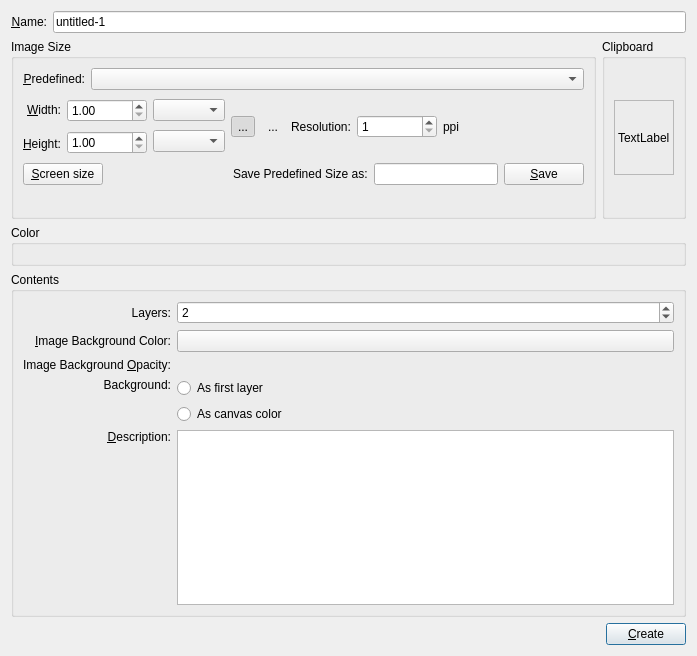
Before: the Qt Designer form libs/ui/forms/wdgnewimage.ui in KDE/krita, drawn with Qt 5.
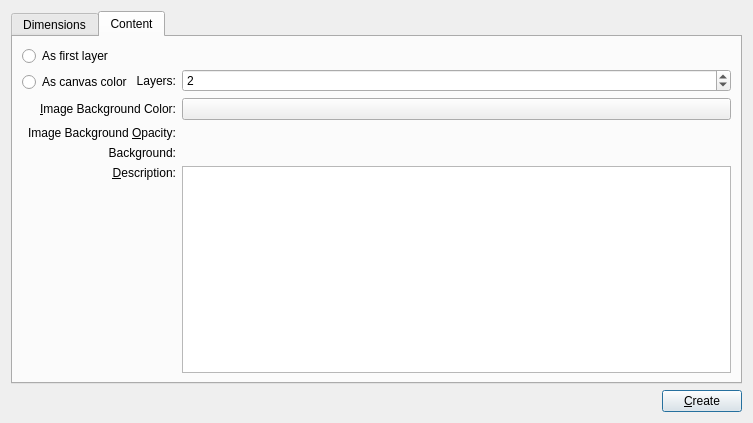
After: the same form once the commit is applied. The open tabs and pages were chosen to show the change. Custom widgets are drawn as their Qt base class.

Commit message:
Make the new image dialog less high by putting the groups in tabs
BUG:360185

The dialog now fits (just) in the the lowest synthetic retina resolution
on my Mac, where Apple warns that "some applications won't fit". Of course,
you can still forget about editing brush presets.

What changed in the file:
```diff
--- a/libs/ui/forms/wdgnewimage.ui
+++ b/libs/ui/forms/wdgnewimage.ui
@@ -6,8 +6,8 @@
    <rect>
     <x>0</x>
     <y>0</y>
-    <width>697</width>
-    <height>656</height>
+    <width>753</width>
+    <height>423</height>
    </rect>
   </property>
   <property name="windowTitle">
@@ -15,6 +15,16 @@
   </property>
   <layout class="QVBoxLayout" name="verticalLayout">
    <item>
+    <widget class="QTabWidget" name="tabWidget">
+     <property name="currentIndex">
+      <number>0</number>
+     </property>
+     <widget class="QWidget" name="tab">
+      <attribute name="title">
+       <string>Dimensions</string>
+      </attribute>
+      <layout class="QGridLayout" name="gridLayout_3">
+       <item row="0" column="0">
     <layout class="QHBoxLayout">
      <item>
       <widget class="QLabel" name="lblName">
@@ -38,7 +48,7 @@
      </item>
     </layout>
    </item>
-   <item>
+       <item row="1" column="0">
     <layout class="QHBoxLayout" name="horizontalLayout_3">
      <item>
       <widget class="QGroupBox" name="grpImage">
@@ -352,7 +362,7 @@
      </item>
     </layout>
    </item>
-   <item>
+       <item row="2" column="0">
     <widget class="QGroupBox" name="grpMode">
      <property name="title">
       <string>Color</string>
@@ -364,66 +374,32 @@
      </layout>
     </widget>
    </item>
-   <item>
-    <widget class="QGroupBox" name="grpContents">
-     <property name="title">
-      <string>Contents</string>
-     </property>
+      </layout>
+     </widget>
+     <widget class="QWidget" name="tab_2">
+      <attribute name="title">
+       <string>Content</string>
+      </attribute>
      <layout class="QGridLayout" name="gridLayout_2">
-      <item row="2" column="0">
-       <widget class="QLabel" name="lblOpacity">
+       <item row="0" column="0" rowspan="2" colspan="2">
+        <layout class="QVBoxLayout" name="verticalLayout_3">
+         <item>
+          <widget class="QRadioButton" name="radioBackgroundAsLayer">
         <property name="text">
-         <string>Image Background &amp;Opacity:</string>
-        </property>
-        <property name="alignment">
-         <set>Qt::AlignRight|Qt::AlignTrailing|Qt::AlignVCenter</set>
-        </property>
-        <property name="buddy">
-         <cstring>sliderOpacity</cstring>
+            <string>As first layer</string>
         </property>
        </widget>
       </item>
-      <item row="2" column="1">
-       <widget class="QFrame" name="opacityPanel">
-        <property name="frameShape">
-         <enum>QFrame::NoFrame</enum>
-        </property>
-        <property name="frameShadow">
-         <enum>QFrame::Plain</enum>
-        </property>
-        <layout class="QHBoxLayout">
-         <property name="leftMargin">
-          <number>0</number>
-         </property>
-         <property name="topMargin">
-          <number>0</number>
-         </property>
-         <property name="rightMargin">
-          <number>0</number>
-         </property>
-         <property name="bottomMargin">
-          <number>0</number>
-         </property>
          <item>
-          <widget class="KisDoubleSliderSpinBox" name="sliderOpacity" native="true"/>
+          <widget class="QRadioButton" name="radioBackgroundAsProjection">
+           <property name="text">
+            <string>As canvas color</string>
+           </property>
+          </widget>
          </item>
         </layout>
-       </widget>
-      </item>
-      <item row="4" column="0">
-       <widget class="QLabel" name="lblDescription">
-        <property name="text">
-         <string>&amp;Description:</string>
-        </property>
-        <property name="alignment">
-         <set>Qt::AlignRight|Qt::AlignTop|Qt::AlignTrailing</set>
-        </property>
-        <property name="buddy">
-         <cstring>txtDescription</cstring>
-        </property>
-       </widget>
-      </item>
-      <item row="0" column="0">
+       </item>
+       <item row="1" column="1">
        <widget class="QLabel" name="label_4">
         <property name="text">
          <string>Layers:</string>
@@ -433,20 +409,7 @@
         </property>
        </widget>
       </item>
-      <item row="1" column="0">
-       <widget class="QLabel" name="lblColor">
-        <property name="text">
-         <string>&amp;Image Background Color:</string>
-        </property>
-        <property name="alignment">
-         <set>Qt::AlignRight|Qt::AlignTrailing|Qt::AlignVCenter</set>
-        </property>
-        <property name="buddy">
-         <cstring>cmbColor</cstring>
-        </property>
-       </widget>
-      </item>
-      <item row="0" column="1">
+       <item row="1" column="2">
        <widget class="QSpinBox" name="intNumLayers">
         <property name="minimumSize">
          <size>
@@ -465,7 +428,20 @@
         </property>
        </widget>
       </item>
-      <item row="1" column="1">
+       <item row="2" column="1">
+        <widget class="QLabel" name="lblColor">
+         <property name="text">
+          <string>&amp;Image Background Color:</string>
+         </property>
+         <property name="alignment">
+          <set>Qt::AlignRight|Qt::AlignTrailing|Qt::AlignVCenter</set>
+         </property>
+         <property name="buddy">
+          <cstring>cmbColor</cstring>
+         </property>
+        </widget>
+       </item>
+       <item row="2" column="2">
        <widget class="KColorButton" name="cmbColor">
         <property name="sizePolicy">
          <sizepolicy hsizetype="Preferred" vsizetype="Fixed">
@@ -498,10 +474,47 @@
         </property>
        </widget>
       </item>
+       <item row="3" column="1">
+        <widget class="QLabel" name="lblOpacity">
+         <property name="text">
+          <string>Image Background &amp;Opacity:</string>
+         </property>
+         <property name="alignment">
+          <set>Qt::AlignRight|Qt::AlignTrailing|Qt::AlignVCenter</set>
+         </property>
+         <property name="buddy">
+          <cstring>sliderOpacity</cstring>
+         </property>
+        </widget>
+       </item>
+       <item row="3" column="2">
+        <widget class="QFrame" name="opacityPanel">
+         <property name="frameShape">
+          <enum>QFrame::NoFrame</enum>
+         </property>
+         <property name="frameShadow">
+          <enum>QFrame::Plain</enum>
+         </property>
+         <layout class="QHBoxLayout" name="_2">
+          <property name="leftMargin">
+           <number>0</number>
+          </property>
+          <property name="topMargin">
+           <number>0</number>
+          </property>
+          <property name="rightMargin">
+           <number>0</number>
+          </property>
+          <property name="bottomMargin">
+           <number>0</number>
+          </property>
+          <item>
+           <widget class="KisDoubleSliderSpinBox" name="sliderOpacity" native="true"/>
+          </item>
+         </layout>
+        </widget>
+       </item>
       <item row="4" column="1">
-       <widget class="QTextEdit" name="txtDescription"/>
-      </item>
-      <item row="3" column="0">
        <widget class="QLabel" name="lblBackgroundStyle">
         <property name="text">
          <string>Background:</string>
@@ -511,40 +524,34 @@
         </property>
        </widget>
       </item>
-      <item row="3" column="1">
-       <layout class="QVBoxLayout" name="verticalLayout_3">
-        <item>
-         <widget class="QRadioButton" name="radioBackgroundAsLayer">
+       <item row="5" column="1">
+        <widget class="QLabel" name="lblDescription">
           <property name="text">
-           <string>As first layer</string>
-          </property>
-          <attribute name="buttonGroup">
-           <string notr="true">grpBackgroundStyle</string>
-          </attribute>
-         </widget>
-        </item>
-        <item>
-         <widget class="QRadioButton" name="radioBackgroundAsProjection">
-          <property name="text">
-           <string>As canvas color</string>
-          </property>
-          <attribute name="buttonGroup">
-           <string notr="true">grpBackgroundStyle</string>
-          </attribute>
-         </widget>
-        </item>
-       </layout>
-      </item>
-     </layout>
-     <zorder>lblColor</zorder>
-     <zorder>lblOpacity</zorder>
-     <zorder>opacityPanel</zorder>
-     <zorder>lblDescription</zorder>
-     <zorder>txtDescription</zorder>
-     <zorder>cmbColor</zorder>
+          <string>&amp;Description:</string>
+         </property>
+         <property name="alignment">
+          <set>Qt::AlignRight|Qt::AlignTop|Qt::AlignTrailing</set>
+         </property>
+         <property name="buddy">
+          <cstring>txtDescription</cstring>
+         </property>
+        </widget>
+       </item>
+       <item row="5" column="2">
+        <widget class="QTextEdit" name="txtDescription"/>
+       </item>
+      </layout>
      <zorder>label_4</zorder>
      <zorder>intNumLayers</zorder>
      <zorder>lblBackgroundStyle</zorder>
+      <zorder>txtDescription</zorder>
+      <zorder>lblDescription</zorder>
+      <zorder>intNumLayers</zorder>
+      <zorder>opacityPanel</zorder>
+      <zorder>lblColor</zorder>
+      <zorder>cmbColor</zorder>
+      <zorder>lblOpacity</zorder>
+     </widget>
     </widget>
    </item>
    <item>
```
Left out of the diff: 9 changed lines with no effect on the pictures. Lines whose indentation alone changed are shown as unchanged.
